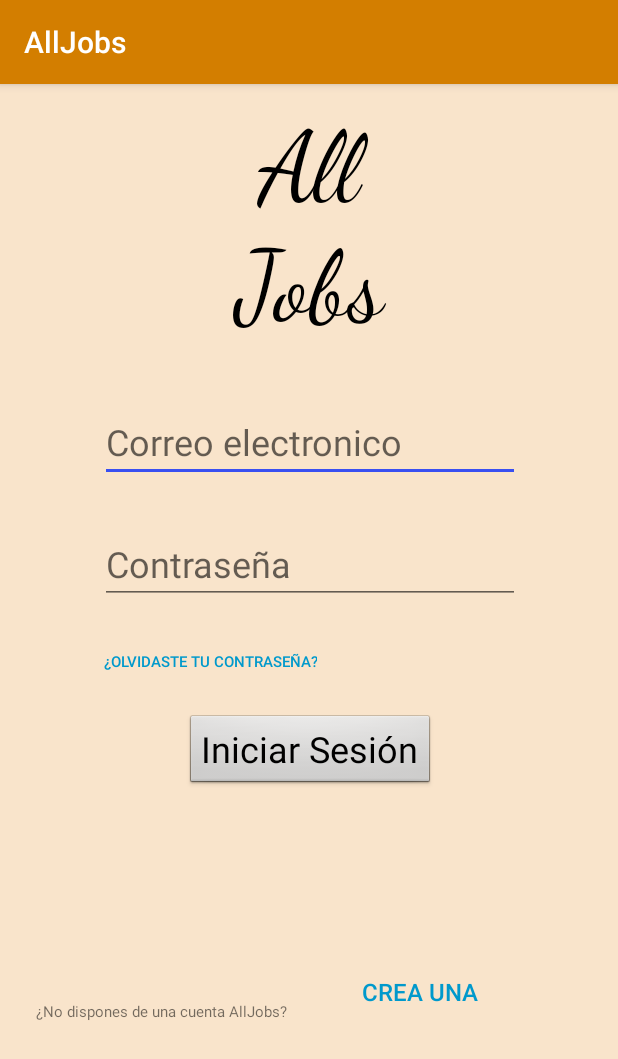
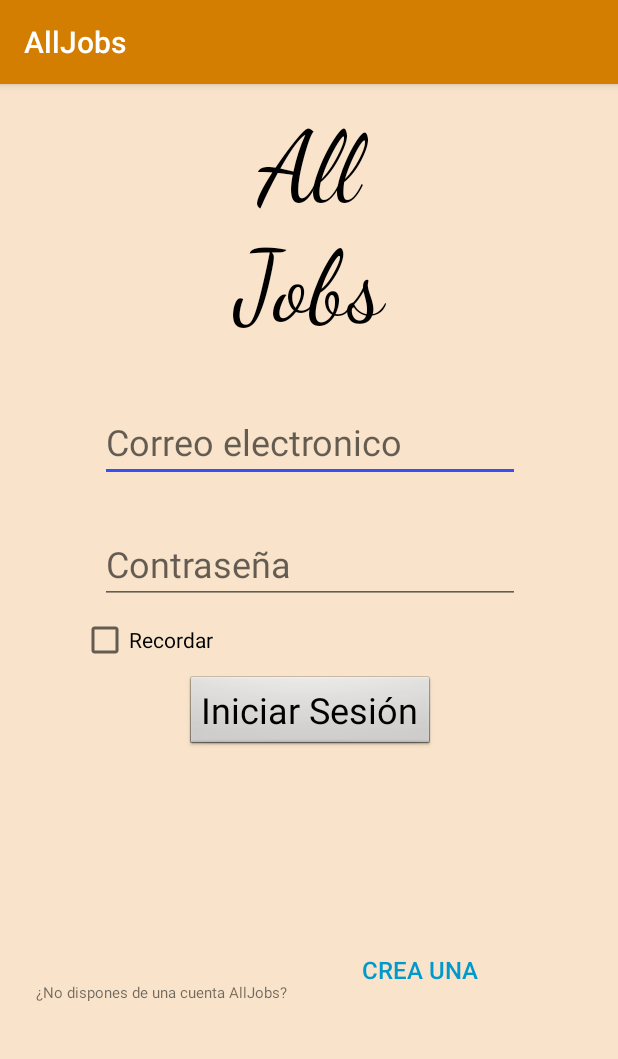
Before and after one commit to eliascapasso/AllJobs, an Android app: the screen it shows after launch (LoginActivity), on a phone screen of 412 x 824 dp. Shown: the top 1059 px of the screen. Run offline under Robolectric (Android 15) with nearby library versions, the phone set to English and light mode, and no system bars; our stand-ins replace Room's generated code; libraries missing offline, so code that uses them is left out: android.arch.persistence.

Commit message:
Recordar login

```diff
--- a/app/src/main/java/com/example/eliascapasso/alljobs/Actividades/LoginActivity.java
+++ b/app/src/main/java/com/example/eliascapasso/alljobs/Actividades/LoginActivity.java
@@ -1,9 +1,12 @@
 package com.example.eliascapasso.alljobs.Actividades;
 
+import android.content.Context;
 import android.content.Intent;
+import android.content.SharedPreferences;
 import android.support.v7.app.AppCompatActivity;
 import android.os.Bundle;
 import android.view.View;
+import android.widget.CheckBox;
 import android.widget.EditText;
 import android.widget.Toast;
 
@@ -13,7 +16,9 @@ import com.example.eliascapasso.alljobs.R;
 
 public class LoginActivity extends AppCompatActivity {
     private EditText et_email, et_pass;
+    private CheckBox chkRecordarEmailPass;
     private UsuarioRepositorio usuarioRepositorio;
+    private static String PREFS_KEY = "login_preferences";
 
     @Override
     protected void onCreate(Bundle savedInstanceState) {
@@ -28,6 +33,11 @@ public class LoginActivity extends AppCompatActivity {
     private void inicializarAtributos(){
         et_email = (EditText)findViewById(R.id.txtEmail);
         et_pass = (EditText)findViewById(R.id.txtPass);
+        chkRecordarEmailPass = (CheckBox) findViewById(R.id.chkRecordarEmailPass);
+
+        et_email.setText(obtenerLoginSharedPreferencesString(getApplicationContext(),"email"));
+        et_pass.setText(obtenerLoginSharedPreferencesString(getApplicationContext(),"pass"));
+        chkRecordarEmailPass.setChecked(obtenerLoginSharedPreferencesBool(getApplicationContext(), "recordar"));
     }
 
     //metodo para el boton iniciar sesion
@@ -44,16 +54,59 @@ public class LoginActivity extends AppCompatActivity {
         }
         else{
             //Se chequea que el mail y contraseñas ingresados esten registrados
+            if(usuarioRepositorio.listarUsuarios().size() != 0){
                 for(Usuario u: usuarioRepositorio.listarUsuarios()){
                     if(u.getEmail().equals(email) && u.getPass().equals(pass)){
+
+                        //Preferencias compartidas
+                        if(chkRecordarEmailPass.isChecked()){
+                            guardarLoginSharedPreferences(email, pass);
+                        }
+                        else{
+                            guardarLoginSharedPreferences("", "");
+                        }
+
+                        //Se pasa a la otra actividad
                         Intent mainActivity = new Intent(this, MainActivity.class);
                         startActivity(mainActivity);
                     }
                     else{
-                    Toast.makeText(this, "No existe registrado el usuario ingresado o la contraseña es incorrecta", Toast.LENGTH_SHORT).show();
+                        Toast.makeText(this, "No está registrado el usuario ingresado o la contraseña es incorrecta", Toast.LENGTH_SHORT).show();
                     }
                 }
             }
+            else{
+                Toast.makeText(this, "No está registrado el usuario ingresado o la contraseña es incorrecta", Toast.LENGTH_SHORT).show();
+            }
+
+        }
+    }
+
+    private void guardarLoginSharedPreferences(String email, String pass) {
+        SharedPreferences sharedPref = getSharedPreferences("login_preferences", Context.MODE_PRIVATE);
+        SharedPreferences.Editor editor = sharedPref.edit();
+        editor.putString("email", email);
+        editor.putString("pass", pass);
+
+        if(email.equals("") && pass.equals("")){
+            editor.putBoolean("recordar", false);
+        }
+        else{
+            editor.putBoolean("recordar", true);
+        }
+
+        editor.apply();
+        editor.commit();
+    }
+
+    public static String obtenerLoginSharedPreferencesString(Context context, String keyPref) {
+        SharedPreferences preferences = context.getSharedPreferences(PREFS_KEY, MODE_PRIVATE);
+        return  preferences.getString(keyPref, "");
+    }
+
+    public static boolean obtenerLoginSharedPreferencesBool(Context context, String keyPref) {
+        SharedPreferences preferences = context.getSharedPreferences(PREFS_KEY, MODE_PRIVATE);
+        return  preferences.getBoolean(keyPref, false);
     }
 
     //metodo para el boton CREA UNA CUENTA
--- a/app/src/main/java/com/example/eliascapasso/alljobs/Adaptadores/AdaptadorTrabajos.java
+++ b/app/src/main/java/com/example/eliascapasso/alljobs/Adaptadores/AdaptadorTrabajos.java
@@ -46,7 +46,7 @@ public class AdaptadorTrabajos extends BaseAdapter {
 
         trabajoHolder.tvTituloTrabajo.setText(listaTrabajos.get(i).getTitulo());
         trabajoHolder.tvDescripcion.setText(listaTrabajos.get(i).getDescripcion());
-        trabajoHolder.tvFechaRealizacion.setText(new SimpleDateFormat("dd-MM-yyyy").format(listaTrabajos.get(i).getFechaRealizacion()));
+        //trabajoHolder.tvFechaRealizacion.setText(new SimpleDateFormat("dd-MM-yyyy").format(listaTrabajos.get(i).getFechaRealizacion())); //TODO: Revisar
 
         return view;
     }
--- a/app/src/main/res/layout/activity_login.xml
+++ b/app/src/main/res/layout/activity_login.xml
@@ -63,7 +63,7 @@
         android:layout_height="wrap_content"
         android:layout_marginEnd="8dp"
         android:layout_marginStart="8dp"
-        android:layout_marginTop="16dp"
+        android:layout_marginTop="8dp"
         android:onClick="iniciarSesion"
         android:text="@string/iniciar_sesion"
         android:textColor="@android:color/black"
@@ -71,7 +71,8 @@
         app:layout_constraintEnd_toEndOf="parent"
         app:layout_constraintHorizontal_bias="0.502"
         app:layout_constraintStart_toStartOf="parent"
-        app:layout_constraintTop_toBottomOf="@+id/btn_passOlvidada" />
+        app:layout_constraintTop_toBottomOf="@+id/chkRecordarEmailPass"
+        tools:ignore="MissingConstraints" />
 
     <TextView
         android:id="@+id/tv_registro_login"
@@ -106,21 +107,18 @@
         app:layout_constraintTop_toBottomOf="@+id/btnInicioSesion"
         app:layout_constraintVertical_bias="0.439" />
 
-    <Button
-        android:id="@+id/btn_passOlvidada"
-        style="@android:style/Widget.DeviceDefault.Light.Button.Borderless.Small"
-        android:layout_width="wrap_content"
-        android:layout_height="37dp"
+    <CheckBox
+        android:id="@+id/chkRecordarEmailPass"
+        android:layout_width="101dp"
+        android:layout_height="31dp"
         android:layout_marginEnd="8dp"
         android:layout_marginStart="8dp"
-        android:layout_marginTop="20dp"
-        android:text="¿Olvidaste tu contraseña?"
-        android:textColor="@android:color/holo_blue_dark"
-        android:textSize="10sp"
+        android:layout_marginTop="8dp"
+        android:text="Recordar"
+        android:textAppearance="@style/TextAppearance.AppCompat"
         app:layout_constraintEnd_toEndOf="parent"
-        app:layout_constraintHorizontal_bias="0.211"
+        app:layout_constraintHorizontal_bias="0.157"
         app:layout_constraintStart_toStartOf="parent"
-        app:layout_constraintTop_toBottomOf="@+id/txtPass"
-        tools:ignore="MissingConstraints" />
+        app:layout_constraintTop_toBottomOf="@+id/txtPass" />
 
 </android.support.constraint.ConstraintLayout>
--- a/app/src/main/res/layout/encabezado_menu.xml
+++ b/app/src/main/res/layout/encabezado_menu.xml
@@ -11,10 +11,10 @@
         android:scaleType="centerCrop" />
 
     <TextView
-        android:id="@+id/ndNombreUsuario"
+        android:id="@+id/txtNombreApellidoUsuario"
         android:layout_width="wrap_content"
         android:layout_height="wrap_content"
-        android:text="NOMBRE DE USUARIO"
+        android:text="NOMBRE Y APELLIDO"
         android:textAppearance="@style/TextAppearance.AppCompat.Large.Inverse"
         android:textStyle="bold"
         android:layout_gravity="bottom"
```
Also changed, not shown: app/src/main/java/com/example/eliascapasso/alljobs/Actividades/MainActivity.java (+42 -9 lines). Lines whose indentation alone changed are shown as unchanged.
